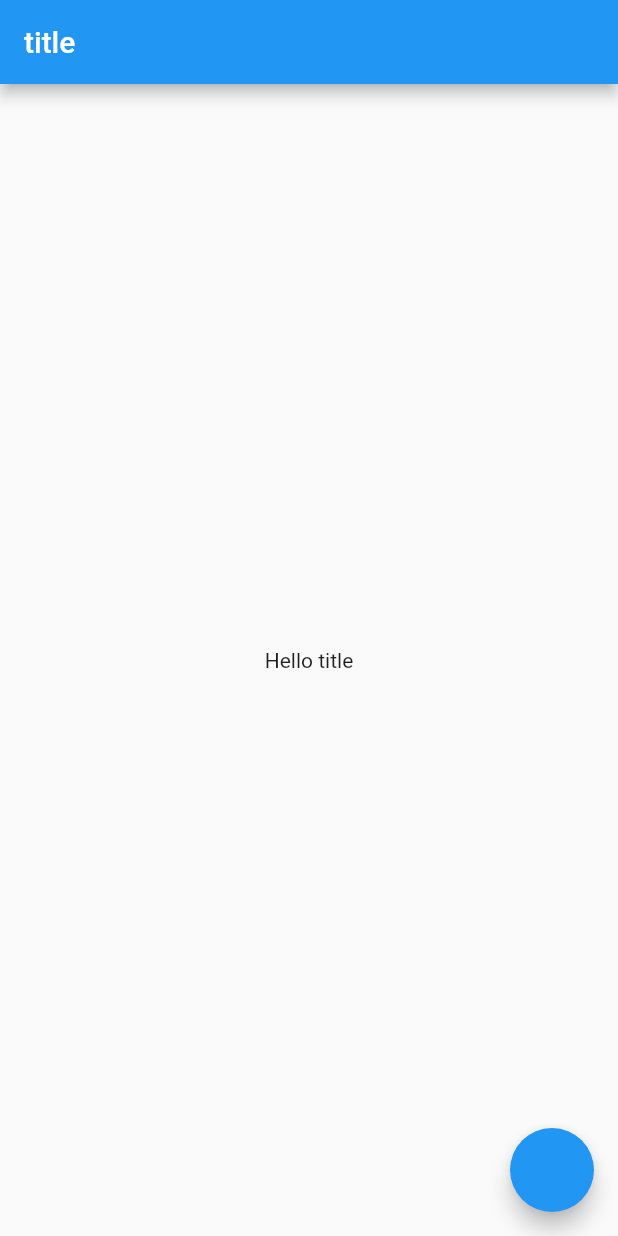
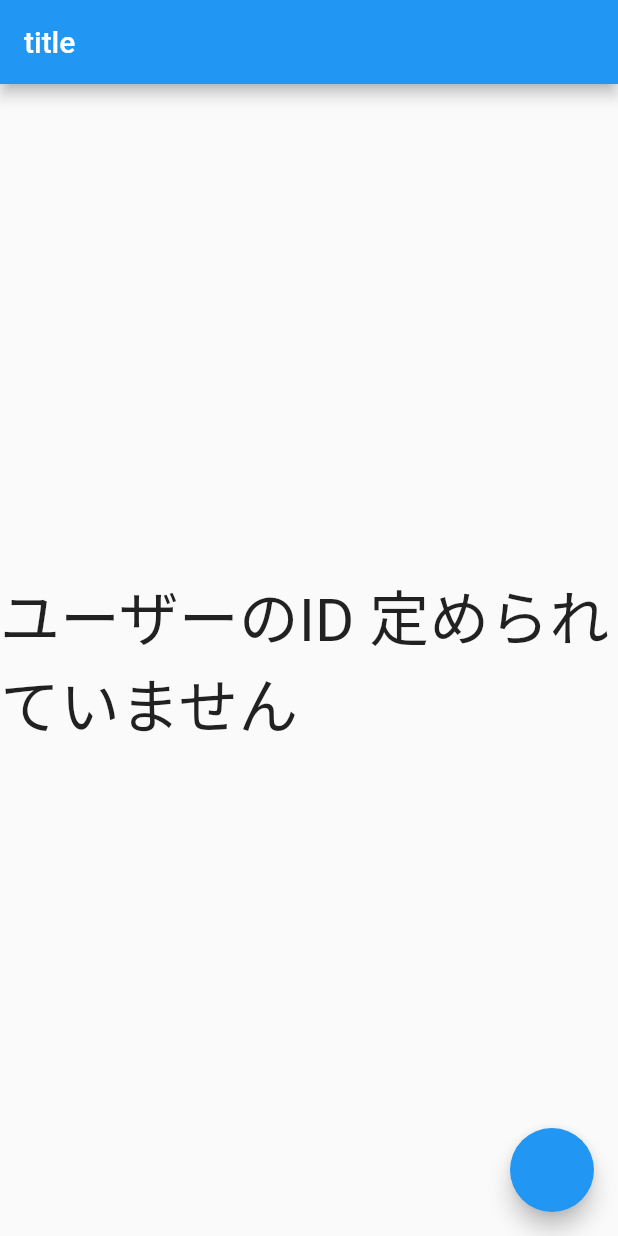
Before and after one commit to Nekoyama141592/text_sns, a Flutter app: the screen it shows after launch, on a phone screen of 412 x 824 dp. Run offline on Flutter 3.47's test engine with Material 2 defaults, Android fonts, the light colour scheme and no system bars; our stand-ins replace cloud_firestore, firebase_core, fluttertoast, freezed_annotation, get; accounts and stored records are empty; generated files the repository leaves out were written again.

Commit message:
Obxで変化を観測しよう

```diff
--- a/lib/controllers/my_home_page_controller.dart
+++ b/lib/controllers/my_home_page_controller.dart
@@ -15,7 +15,7 @@ class MyHomePageController extends GetxController {
 
   Future<void> _createDoc() async {
     final repository = FirestoreRepository();
-    const user = PublicUser(uid: "ui_core");
+    const user = PublicUser(uid: "obx");
     final ref = FirebaseFirestore.instance.collection('users').doc(user.uid);
     final data = user.toJson();
     final result = await repository.createDoc(ref, data);
--- a/lib/pages/my_home_page.dart
+++ b/lib/pages/my_home_page.dart
@@ -1,5 +1,5 @@
 import 'package:flutter/material.dart';
-import 'package:get/instance_manager.dart';
+import 'package:get/get.dart';
 import 'package:text_sns/controllers/my_home_page_controller.dart';
 
 import '../flavors.dart';
@@ -16,11 +16,12 @@ class MyHomePage extends StatelessWidget {
       ),
       floatingActionButton: FloatingActionButton(
           onPressed: controller.onFloatingActionButtonPressed),
-      body: Center(
-        child: Text(
-          'Hello ${F.title}',
-        ),
-      ),
+      body: Center(child: Obx(() {
+        return Text(
+          'ユーザーのID ${controller.rxDoc.value?.id ?? "定められていません"}',
+          style: const TextStyle(fontSize: 40.0),
+        );
+      })),
     );
   }
 }
```
